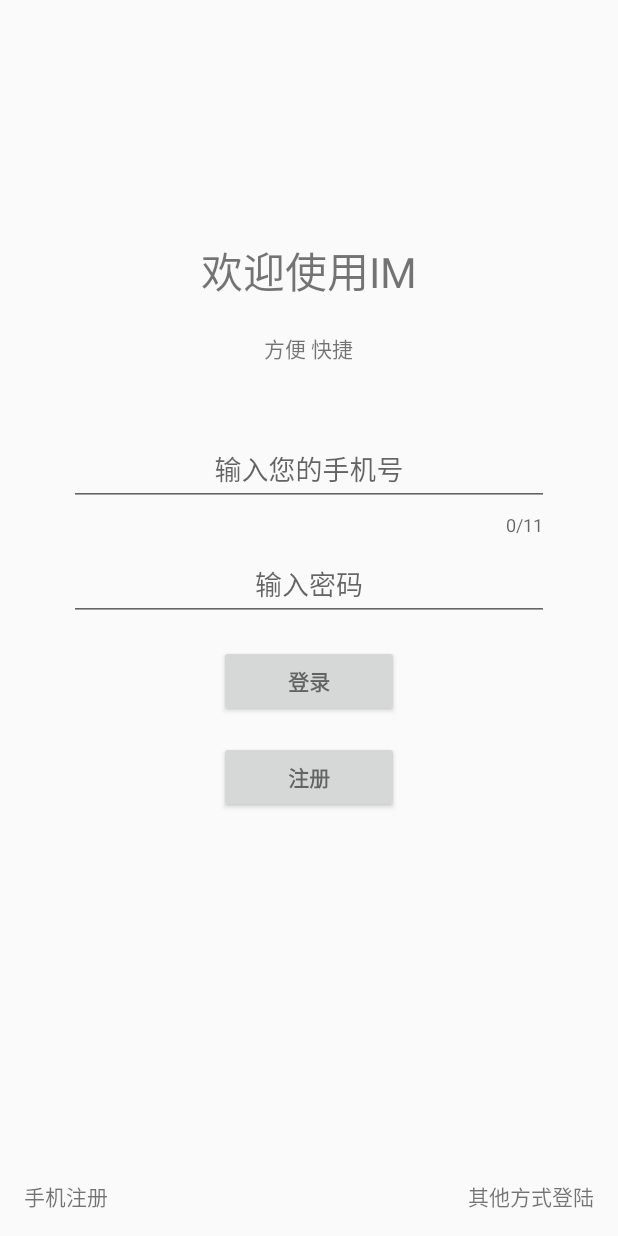
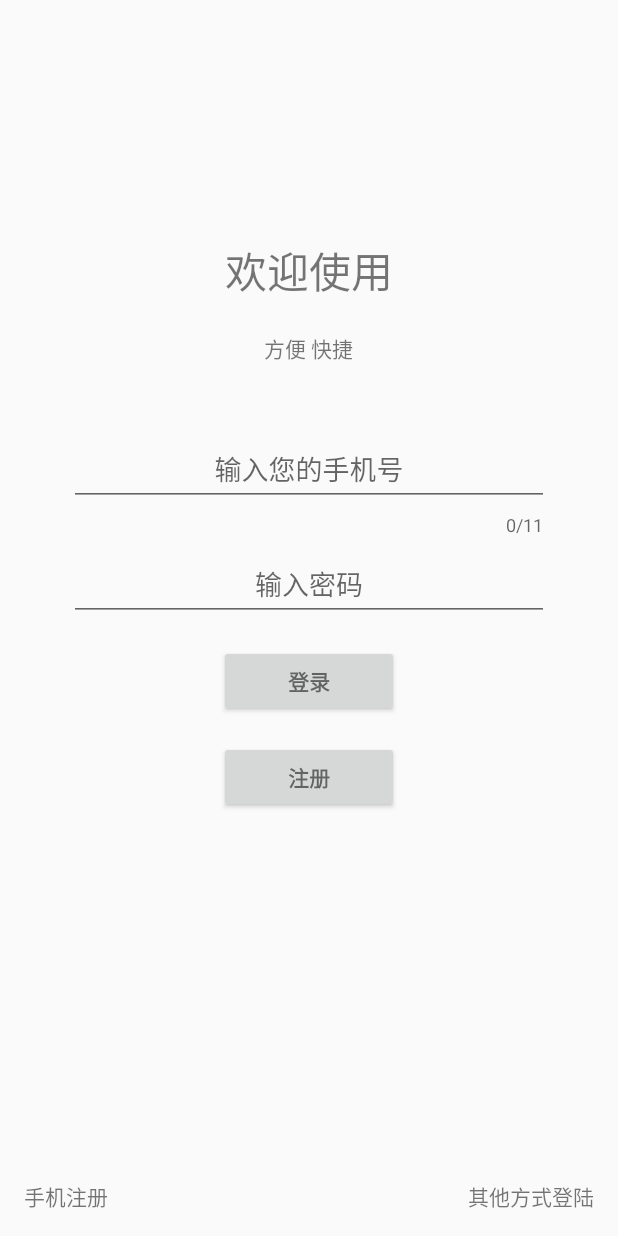
Before and after one commit to puchangchun/CSNDmobilePlay, an Android app: the LoginActivity screen opened directly, with no data from a screen before it, on a phone screen of 412 x 824 dp. Run offline under Robolectric (Android 15) with nearby library versions, the phone set to English and light mode, and no system bars; libraries missing offline, so code that uses them is left out: com.hyphenate, com.hyphenate.chat, com.hyphenate.exceptions.

Commit message:
weather and chat 1

```diff
--- a/app/src/main/java/com/android/puccmobileplay/activity/LoginActivity.java
+++ b/app/src/main/java/com/android/puccmobileplay/activity/LoginActivity.java
@@ -183,7 +183,7 @@ public class LoginActivity extends AppCompatActivity implements View.OnClickList
                                     runOnUiThread(new Runnable() {
                                         @Override
                                         public void run() {
-                                            Utils.showAlertDialog(getApplicationContext(), "登陆失败", ss, new AlertDialogCallBack() {
+                                            Utils.showAlertDialog(LoginActivity.this, "登陆失败", ss, new AlertDialogCallBack() {
                                                 @Override
                                                 public void startPositive() {
 
--- a/app/src/main/java/com/android/puccmobileplay/activity/MainActivity.java
+++ b/app/src/main/java/com/android/puccmobileplay/activity/MainActivity.java
@@ -7,7 +7,6 @@ import android.graphics.Rect;
 import android.graphics.drawable.Drawable;
 import android.support.annotation.IdRes;
 import android.support.v4.app.ActivityCompat;
-import android.support.v4.app.Fragment;
 import android.support.v4.app.FragmentManager;
 import android.support.v4.app.FragmentTransaction;
 import android.support.v4.content.ContextCompat;
@@ -26,8 +25,6 @@ import com.android.puccmobileplay.R;
 import com.android.puccmobileplay.base.AlertDialogCallBack;
 import com.android.puccmobileplay.base.BasePager;
 import com.android.puccmobileplay.base.ContentFragment;
-import com.android.puccmobileplay.pager.BeatBoxPager;
-import com.android.puccmobileplay.pager.NetAudioPager;
 import com.android.puccmobileplay.pager.NetVideoPager;
 import com.android.puccmobileplay.pager.SettingsPager;
 import com.android.puccmobileplay.pager.VideoPager;
@@ -147,7 +144,6 @@ public class MainActivity extends AppCompatActivity {
     private void setFragmentContainer() {
 
         if (mCheckedPosition == 99){
-            mEaseConversationList.hideTitleBar();
             FragmentManager fm = getSupportFragmentManager();
             FragmentTransaction ft = fm.beginTransaction();
             ft.replace(R.id.fl_fragment_content, mEaseConversationList);
--- a/app/src/main/java/com/android/puccmobileplay/model/dao/ContactTable.java
+++ b/app/src/main/java/com/android/puccmobileplay/model/dao/ContactTable.java
@@ -1,8 +1,6 @@
 package com.android.puccmobileplay.model.dao;
 
-/**
- * Created by Administrator on 2016/9/24.
- */
+
 // 联系人表的建表语句
 public class ContactTable {
     public static final String TAB_NAME = "tab_contact";
--- a/app/src/main/java/com/android/puccmobileplay/model/dao/ContactTableDao.java
+++ b/app/src/main/java/com/android/puccmobileplay/model/dao/ContactTableDao.java
@@ -11,9 +11,7 @@ import com.android.puccmobileplay.model.db.DBHelper;
 import java.util.ArrayList;
 import java.util.List;
 
-/**
- * Created by Administrator on 2016/9/24.
- */
+
 // 联系人表的操作类
 public class ContactTableDao {
     private DBHelper mHelper;
--- a/app/src/main/java/com/android/puccmobileplay/model/db/DBHelper.java
+++ b/app/src/main/java/com/android/puccmobileplay/model/db/DBHelper.java
@@ -7,9 +7,7 @@ import android.database.sqlite.SQLiteOpenHelper;
 import com.android.puccmobileplay.model.dao.ContactTable;
 
 
-/**
- * Created by Administrator on 2016/9/24.
- */
+
 public class DBHelper extends SQLiteOpenHelper {
 
     public DBHelper(Context context, String name) {
--- a/app/src/main/java/com/android/puccmobileplay/model/db/DBManager.java
+++ b/app/src/main/java/com/android/puccmobileplay/model/db/DBManager.java
@@ -5,9 +5,6 @@ import android.content.Context;
 import com.android.puccmobileplay.model.dao.ContactTableDao;
 
 
-/**
- * Created by Administrator on 2016/9/24.
- */
 // 联系人和邀请信息表的操作类的管理类
 public class DBManager {
 
--- a/app/src/main/res/layout/activity_login.xml
+++ b/app/src/main/res/layout/activity_login.xml
@@ -96,7 +96,7 @@
         android:layout_above="@id/email_login_form"
         android:layout_centerHorizontal="true"
         android:layout_marginBottom="80dp"
-        android:text="欢迎使用IM"
+        android:text="欢迎使用"
         android:textSize="28sp"/>
 
     <TextView
```
Also changed, not shown: app/src/main/java/com/android/puccmobileplay/pager/NetAudioPager.java (deleted, +0 -26 lines).
